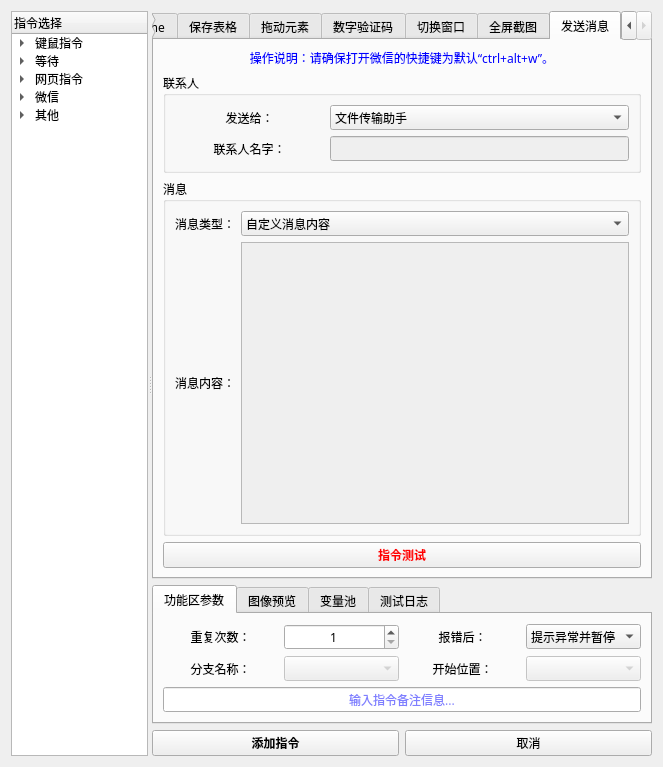
Above: 窗体/navigation.ui from FsterThanLight/automatic_clicker_2 before the change. Below: the same form after it.
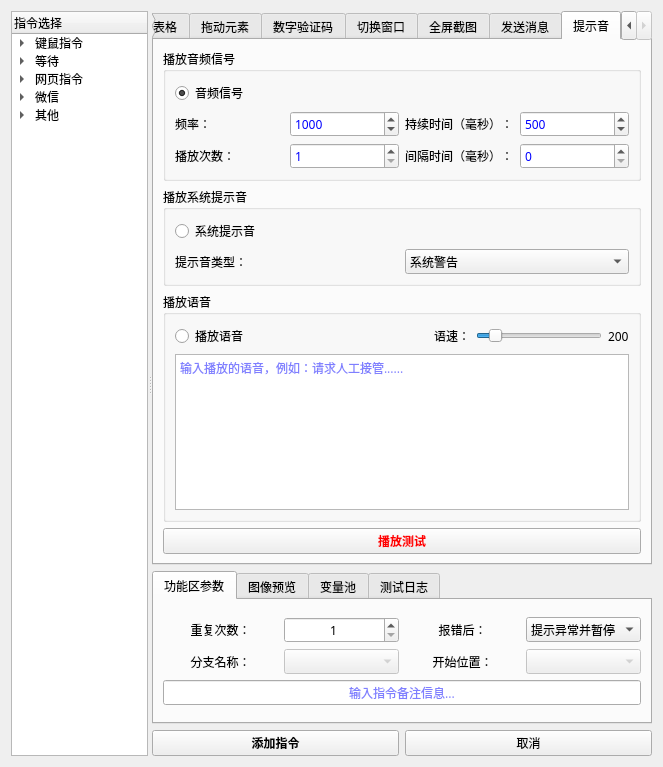
That is the form after the change. Icons and pictures are not drawn.

Commit message: 2024年02月18日 19:08:37 新增提示音指令

Diff of the .ui file:
```diff
--- a/窗体/navigation.ui
+++ b/窗体/navigation.ui
@@ -209,7 +209,7 @@
           <enum>QTabWidget::Rounded</enum>
          </property>
          <property name="currentIndex">
-          <number>21</number>
+          <number>22</number>
          </property>
          <property name="elideMode">
           <enum>Qt::ElideNone</enum>
@@ -9919,6 +9919,752 @@
            </item>
           </layout>
          </widget>
+         <widget class="QWidget" name="tab_2">
+          <attribute name="title">
+           <string>提示音</string>
+          </attribute>
+          <layout class="QVBoxLayout" name="verticalLayout_66">
+           <item>
+            <widget class="QGroupBox" name="groupBox_32">
+             <property name="title">
+              <string>播放音频信号</string>
+             </property>
+             <layout class="QVBoxLayout" name="verticalLayout_65">
+              <item>
+               <widget class="QRadioButton" name="radioButton_8">
+                <property name="text">
+                 <string>音频信号</string>
+                </property>
+                <property name="checked">
+                 <bool>true</bool>
+                </property>
+               </widget>
+              </item>
+              <item>
+               <layout class="QGridLayout" name="gridLayout_38">
+                <item row="1" column="2">
+                 <widget class="QLabel" name="label_116">
+                  <property name="text">
+                   <string>间隔时间（毫秒）：</string>
+                  </property>
+                 </widget>
+                </item>
+                <item row="1" column="3">
+                 <widget class="QSpinBox" name="spinBox_24">
+                  <property name="palette">
+                   <palette>
+                    <active>
+                     <colorrole role="Text">
+                      <brush brushstyle="SolidPattern">
+                       <color alpha="255">
+                        <red>0</red>
+                        <green>0</green>
+                        <blue>255</blue>
+                       </color>
+                      </brush>
+                     </colorrole>
+                     <colorrole role="PlaceholderText">
+                      <brush brushstyle="SolidPattern">
+                       <color alpha="128">
+                        <red>0</red>
+                        <green>0</green>
+                        <blue>255</blue>
+                       </color>
+                      </brush>
+                     </colorrole>
+                    </active>
+                    <inactive>
+                     <colorrole role="Text">
+                      <brush brushstyle="SolidPattern">
+                       <color alpha="255">
+                        <red>0</red>
+                        <green>0</green>
+                        <blue>255</blue>
+                       </color>
+                      </brush>
+                     </colorrole>
+                     <colorrole role="PlaceholderText">
+                      <brush brushstyle="SolidPattern">
+                       <color alpha="128">
+                        <red>0</red>
+                        <green>0</green>
+                        <blue>255</blue>
+                       </color>
+                      </brush>
+                     </colorrole>
+                    </inactive>
+                    <disabled>
+                     <colorrole role="Text">
+                      <brush brushstyle="SolidPattern">
+                       <color alpha="255">
+                        <red>120</red>
+                        <green>120</green>
+                        <blue>120</blue>
+                       </color>
+                      </brush>
+                     </colorrole>
+                     <colorrole role="PlaceholderText">
+                      <brush brushstyle="SolidPattern">
+                       <color alpha="128">
+                        <red>0</red>
+                        <green>0</green>
+                        <blue>0</blue>
+                       </color>
+                      </brush>
+                     </colorrole>
+                    </disabled>
+                   </palette>
+                  </property>
+                  <property name="maximum">
+                   <number>9999</number>
+                  </property>
+                 </widget>
+                </item>
+                <item row="0" column="0">
+                 <widget class="QLabel" name="label_112">
+                  <property name="text">
+                   <string>频率：</string>
+                  </property>
+                 </widget>
+                </item>
+                <item row="0" column="1">
+                 <widget class="QSpinBox" name="spinBox_21">
+                  <property name="palette">
+                   <palette>
+                    <active>
+                     <colorrole role="Text">
+                      <brush brushstyle="SolidPattern">
+                       <color alpha="255">
+                        <red>0</red>
+                        <green>0</green>
+                        <blue>255</blue>
+                       </color>
+                      </brush>
+                     </colorrole>
+                     <colorrole role="PlaceholderText">
+                      <brush brushstyle="SolidPattern">
+                       <color alpha="128">
+                        <red>0</red>
+                        <green>0</green>
+                        <blue>255</blue>
+                       </color>
+                      </brush>
+                     </colorrole>
+                    </active>
+                    <inactive>
+                     <colorrole role="Text">
+                      <brush brushstyle="SolidPattern">
+                       <color alpha="255">
+                        <red>0</red>
+                        <green>0</green>
+                        <blue>255</blue>
+                       </color>
+                      </brush>
+                     </colorrole>
+                     <colorrole role="PlaceholderText">
+                      <brush brushstyle="SolidPattern">
+                       <color alpha="128">
+                        <red>0</red>
+                        <green>0</green>
+                        <blue>255</blue>
+                       </color>
+                      </brush>
+                     </colorrole>
+                    </inactive>
+                    <disabled>
+                     <colorrole role="Text">
+                      <brush brushstyle="SolidPattern">
+                       <color alpha="255">
+                        <red>120</red>
+                        <green>120</green>
+                        <blue>120</blue>
+                       </color>
+                      </brush>
+                     </colorrole>
+                     <colorrole role="PlaceholderText">
+                      <brush brushstyle="SolidPattern">
+                       <color alpha="128">
+                        <red>0</red>
+                        <green>0</green>
+                        <blue>0</blue>
+                       </color>
+                      </brush>
+                     </colorrole>
+                    </disabled>
+                   </palette>
+                  </property>
+                  <property name="minimum">
+                   <number>37</number>
+                  </property>
+                  <property name="maximum">
+                   <number>32767</number>
+                  </property>
+                  <property name="value">
+                   <number>1000</number>
+                  </property>
+                 </widget>
+                </item>
+                <item row="0" column="2">
+                 <widget class="QLabel" name="label_114">
+                  <property name="text">
+                   <string>持续时间（毫秒）：</string>
+                  </property>
+                 </widget>
+                </item>
+                <item row="0" column="3">
+                 <widget class="QSpinBox" name="spinBox_23">
+                  <property name="palette">
+                   <palette>
+                    <active>
+                     <colorrole role="Text">
+                      <brush brushstyle="SolidPattern">
+                       <color alpha="255">
+                        <red>0</red>
+                        <green>0</green>
+                        <blue>255</blue>
+                       </color>
+                      </brush>
+                     </colorrole>
+                     <colorrole role="PlaceholderText">
+                      <brush brushstyle="SolidPattern">
+                       <color alpha="128">
+                        <red>0</red>
+                        <green>0</green>
+                        <blue>255</blue>
+                       </color>
+                      </brush>
+                     </colorrole>
+                    </active>
+                    <inactive>
+                     <colorrole role="Text">
+                      <brush brushstyle="SolidPattern">
+                       <color alpha="255">
+                        <red>0</red>
+                        <green>0</green>
+                        <blue>255</blue>
+                       </color>
+                      </brush>
+                     </colorrole>
+                     <colorrole role="PlaceholderText">
+                      <brush brushstyle="SolidPattern">
+                       <color alpha="128">
+                        <red>0</red>
+                        <green>0</green>
+                        <blue>255</blue>
+                       </color>
+                      </brush>
+                     </colorrole>
+                    </inactive>
+                    <disabled>
+                     <colorrole role="Text">
+                      <brush brushstyle="SolidPattern">
+                       <color alpha="255">
+                        <red>120</red>
+                        <green>120</green>
+                        <blue>120</blue>
+                       </color>
+                      </brush>
+                     </colorrole>
+                     <colorrole role="PlaceholderText">
+                      <brush brushstyle="SolidPattern">
+                       <color alpha="128">
+                        <red>0</red>
+                        <green>0</green>
+                        <blue>0</blue>
+                       </color>
+                      </brush>
+                     </colorrole>
+                    </disabled>
+                   </palette>
+                  </property>
+                  <property name="minimum">
+                   <number>1</number>
+                  </property>
+                  <property name="maximum">
+                   <number>99999</number>
+                  </property>
+                  <property name="value">
+                   <number>500</number>
+                  </property>
+                 </widget>
+                </item>
+                <item row="1" column="0">
+                 <widget class="QLabel" name="label_113">
+                  <property name="text">
+                   <string>播放次数：</string>
+                  </property>
+                 </widget>
+                </item>
+                <item row="1" column="1">
+                 <widget class="QSpinBox" name="spinBox_22">
+                  <property name="palette">
+                   <palette>
+                    <active>
+                     <colorrole role="Text">
+                      <brush brushstyle="SolidPattern">
+                       <color alpha="255">
+                        <red>0</red>
+                        <green>0</green>
+                        <blue>255</blue>
+                       </color>
+                      </brush>
+                     </colorrole>
+                     <colorrole role="PlaceholderText">
+                      <brush brushstyle="SolidPattern">
+                       <color alpha="128">
+                        <red>0</red>
+                        <green>0</green>
+                        <blue>255</blue>
+                       </color>
+                      </brush>
+                     </colorrole>
+                    </active>
+                    <inactive>
+                     <colorrole role="Text">
+                      <brush brushstyle="SolidPattern">
+                       <color alpha="255">
+                        <red>0</red>
+                        <green>0</green>
+                        <blue>255</blue>
+                       </color>
+                      </brush>
+                     </colorrole>
+                     <colorrole role="PlaceholderText">
+                      <brush brushstyle="SolidPattern">
+                       <color alpha="128">
+                        <red>0</red>
+                        <green>0</green>
+                        <blue>255</blue>
+                       </color>
+                      </brush>
+                     </colorrole>
+                    </inactive>
+                    <disabled>
+                     <colorrole role="Text">
+                      <brush brushstyle="SolidPattern">
+                       <color alpha="255">
+                        <red>120</red>
+                        <green>120</green>
+                        <blue>120</blue>
+                       </color>
+                      </brush>
+                     </colorrole>
+                     <colorrole role="PlaceholderText">
+                      <brush brushstyle="SolidPattern">
+                       <color alpha="128">
+                        <red>0</red>
+                        <green>0</green>
+                        <blue>0</blue>
+                       </color>
+                      </brush>
+                     </colorrole>
+                    </disabled>
+                   </palette>
+                  </property>
+                  <property name="minimum">
+                   <number>1</number>
+                  </property>
+                  <property name="maximum">
+                   <number>9999</number>
+                  </property>
+                 </widget>
+                </item>
+               </layout>
+              </item>
+             </layout>
+            </widget>
+           </item>
+           <item>
+            <widget class="QGroupBox" name="groupBox_33">
+             <property name="enabled">
+              <bool>true</bool>
+             </property>
+             <property name="title">
+              <string>播放系统提示音</string>
+             </property>
+             <layout class="QGridLayout" name="gridLayout_39">
+              <item row="0" column="0">
+               <widget class="QRadioButton" name="radioButton_9">
+                <property name="text">
+                 <string>系统提示音</string>
+                </property>
+               </widget>
+              </item>
+              <item row="1" column="0">
+               <widget class="QLabel" name="label_115">
+                <property name="text">
+                 <string>提示音类型：</string>
+                </property>
+               </widget>
+              </item>
+              <item row="1" column="1">
+               <widget class="QComboBox" name="comboBox_7">
+                <property name="palette">
+                 <palette>
+                  <active>
+                   <colorrole role="Text">
+                    <brush brushstyle="SolidPattern">
+                     <color alpha="255">
+                      <red>0</red>
+                      <green>0</green>
+                      <blue>255</blue>
+                     </color>
+                    </brush>
+                   </colorrole>
+                   <colorrole role="PlaceholderText">
+                    <brush brushstyle="SolidPattern">
+                     <color alpha="128">
+                      <red>0</red>
+                      <green>0</green>
+                      <blue>255</blue>
+                     </color>
+                    </brush>
+                   </colorrole>
+                  </active>
+                  <inactive>
+                   <colorrole role="Text">
+                    <brush brushstyle="SolidPattern">
+                     <color alpha="255">
+                      <red>0</red>
+                      <green>0</green>
+                      <blue>255</blue>
+                     </color>
+                    </brush>
+                   </colorrole>
+                   <colorrole role="PlaceholderText">
+                    <brush brushstyle="SolidPattern">
+                     <color alpha="128">
+                      <red>0</red>
+                      <green>0</green>
+                      <blue>255</blue>
+                     </color>
+                    </brush>
+                   </colorrole>
+                  </inactive>
+                  <disabled>
+                   <colorrole role="Text">
+                    <brush brushstyle="SolidPattern">
+                     <color alpha="255">
+                      <red>120</red>
+                      <green>120</green>
+                      <blue>120</blue>
+                     </color>
+                    </brush>
+                   </colorrole>
+                   <colorrole role="PlaceholderText">
+                    <brush brushstyle="SolidPattern">
+                     <color alpha="128">
+                      <red>0</red>
+                      <green>0</green>
+                      <blue>0</blue>
+                     </color>
+                    </brush>
+                   </colorrole>
+                  </disabled>
+                 </palette>
+                </property>
+                <item>
+                 <property name="text">
+                  <string>系统警告</string>
+                 </property>
+                </item>
+                <item>
+                 <property name="text">
+                  <string>系统错误</string>
+                 </property>
+                </item>
+                <item>
+                 <property name="text">
+                  <string>系统询问</string>
+                 </property>
+                </item>
+                <item>
+                 <property name="text">
+                  <string>系统信息</string>
+                 </property>
+                </item>
+                <item>
+                 <property name="text">
+                  <string>系统启动</string>
+                 </property>
+                </item>
+                <item>
+                 <property name="text">
+                  <string>系统关闭</string>
+                 </property>
+                </item>
+               </widget>
+              </item>
+             </layout>
+            </widget>
+           </item>
+           <item>
+            <widget class="QGroupBox" name="groupBox_34">
+             <property name="enabled">
+              <bool>true</bool>
+             </property>
+             <property name="title">
+              <string>播放语音</string>
+             </property>
+             <layout class="QGridLayout" name="gridLayout_40" columnstretch="2,0,1,0">
+              <item row="0" column="0">
+               <widget class="QRadioButton" name="radioButton_20">
+                <property name="text">
+                 <string>播放语音</string>
+                </property>
+               </widget>
+              </item>
+              <item row="0" column="1">
+               <widget class="QLabel" name="label_117">
+                <property name="text">
+                 <string>语速：</string>
+                </property>
+               </widget>
+              </item>
+              <item row="0" column="2">
+               <widget class="QSlider" name="horizontalSlider">
+                <property name="minimum">
+                 <number>100</number>
+                </property>
+                <property name="maximum">
+                 <number>999</number>
+                </property>
+                <property name="value">
+                 <number>200</number>
+                </property>
+                <property name="orientation">
+                 <enum>Qt::Horizontal</enum>
+                </property>
+               </widget>
+              </item>
+              <item row="0" column="3">
+               <widget class="QLabel" name="label_118">
+                <property name="text">
+                 <string>200</string>
+                </property>
+               </widget>
+              </item>
+              <item row="1" column="0" colspan="4">
+               <widget class="QTextEdit" name="textEdit_4">
+                <property name="palette">
+                 <palette>
+                  <active>
+                   <colorrole role="Text">
+                    <brush brushstyle="SolidPattern">
+                     <color alpha="255">
+                      <red>0</red>
+                      <green>0</green>
+                      <blue>255</blue>
+                     </color>
+                    </brush>
+                   </colorrole>
+                   <colorrole role="PlaceholderText">
+                    <brush brushstyle="SolidPattern">
+                     <color alpha="128">
+                      <red>0</red>
+                      <green>0</green>
+                      <blue>255</blue>
+                     </color>
+                    </brush>
+                   </colorrole>
+                  </active>
+                  <inactive>
+                   <colorrole role="Text">
+                    <brush brushstyle="SolidPattern">
+                     <color alpha="255">
+                      <red>0</red>
+                      <green>0</green>
+                      <blue>255</blue>
+                     </color>
+                    </brush>
+                   </colorrole>
+                   <colorrole role="PlaceholderText">
+                    <brush brushstyle="SolidPattern">
+                     <color alpha="128">
+                      <red>0</red>
+                      <green>0</green>
+                      <blue>255</blue>
+                     </color>
+                    </brush>
+                   </colorrole>
+                  </inactive>
+                  <disabled>
+                   <colorrole role="Text">
+                    <brush brushstyle="SolidPattern">
+                     <color alpha="255">
+                      <red>120</red>
+                      <green>120</green>
+                      <blue>120</blue>
+                     </color>
+                    </brush>
+                   </colorrole>
+                   <colorrole role="PlaceholderText">
+                    <brush brushstyle="SolidPattern">
+                     <color alpha="128">
+                      <red>0</red>
+                      <green>0</green>
+                      <blue>0</blue>
+                     </color>
+                    </brush>
+                   </colorrole>
+                  </disabled>
+                 </palette>
+                </property>
+                <property name="placeholderText">
+                 <string>输入播放的语音，例如：请求人工接管......</string>
+                </property>
+               </widget>
+              </item>
+             </layout>
+            </widget>
+           </item>
+           <item>
+            <spacer name="verticalSpacer_17">
+             <property name="orientation">
+              <enum>Qt::Vertical</enum>
+             </property>
+             <property name="sizeHint" stdset="0">
+              <size>
+               <width>20</width>
+               <height>13</height>
+              </size>
+             </property>
+            </spacer>
+           </item>
+           <item>
+            <widget class="QPushButton" name="pushButton_24">
+             <property name="palette">
+              <palette>
+               <active>
+                <colorrole role="WindowText">
+                 <brush brushstyle="SolidPattern">
+                  <color alpha="255">
+                   <red>255</red>
+                   <green>0</green>
+                   <blue>0</blue>
+                  </color>
+                 </brush>
+                </colorrole>
+                <colorrole role="Text">
+                 <brush brushstyle="SolidPattern">
+                  <color alpha="255">
+                   <red>255</red>
+                   <green>0</green>
+                   <blue>0</blue>
+                  </color>
+                 </brush>
+                </colorrole>
+                <colorrole role="ButtonText">
+                 <brush brushstyle="SolidPattern">
+                  <color alpha="255">
+                   <red>255</red>
+                   <green>0</green>
+                   <blue>0</blue>
+                  </color>
+                 </brush>
+                </colorrole>
+                <colorrole role="PlaceholderText">
+                 <brush brushstyle="SolidPattern">
+                  <color alpha="128">
+                   <red>255</red>
+                   <green>0</green>
+                   <blue>0</blue>
+                  </color>
+                 </brush>
+                </colorrole>
+               </active>
+               <inactive>
+                <colorrole role="WindowText">
+                 <brush brushstyle="SolidPattern">
+                  <color alpha="255">
+                   <red>255</red>
+                   <green>0</green>
+                   <blue>0</blue>
+                  </color>
+                 </brush>
+                </colorrole>
+                <colorrole role="Text">
+                 <brush brushstyle="SolidPattern">
+                  <color alpha="255">
+                   <red>255</red>
+                   <green>0</green>
+                   <blue>0</blue>
+                  </color>
+                 </brush>
+                </colorrole>
+                <colorrole role="ButtonText">
+                 <brush brushstyle="SolidPattern">
+                  <color alpha="255">
+                   <red>255</red>
+                   <green>0</green>
+                   <blue>0</blue>
+                  </color>
+                 </brush>
+                </colorrole>
+                <colorrole role="PlaceholderText">
+                 <brush brushstyle="SolidPattern">
+                  <color alpha="128">
+                   <red>255</red>
+                   <green>0</green>
+                   <blue>0</blue>
+                  </color>
+                 </brush>
+                </colorrole>
+               </inactive>
+               <disabled>
+                <colorrole role="WindowText">
+                 <brush brushstyle="SolidPattern">
+                  <color alpha="255">
+                   <red>120</red>
+                   <green>120</green>
+                   <blue>120</blue>
+                  </color>
+                 </brush>
+                </colorrole>
+                <colorrole role="Text">
+                 <brush brushstyle="SolidPattern">
+                  <color alpha="255">
+                   <red>120</red>
+                   <green>120</green>
+                   <blue>120</blue>
+                  </color>
+                 </brush>
+                </colorrole>
+                <colorrole role="ButtonText">
+                 <brush brushstyle="SolidPattern">
+                  <color alpha="255">
+                   <red>120</red>
+                   <green>120</green>
+                   <blue>120</blue>
+                  </color>
+                 </brush>
+                </colorrole>
+                <colorrole role="PlaceholderText">
+                 <brush brushstyle="SolidPattern">
+                  <color alpha="128">
+                   <red>0</red>
+                   <green>0</green>
+                   <blue>0</blue>
+                  </color>
+                 </brush>
+                </colorrole>
+               </disabled>
+              </palette>
+             </property>
+             <property name="font">
+              <font>
+               <family>微软雅黑</family>
+               <weight>75</weight>
+               <bold>true</bold>
+              </font>
+             </property>
+             <property name="text">
+              <string>播放测试</string>
+             </property>
+            </widget>
+           </item>
+          </layout>
+         </widget>
         </widget>
        </item>
        <item>
```
Left out of the diff: 21 changed lines with no effect on the pictures. The commit also changes 10 other files.
